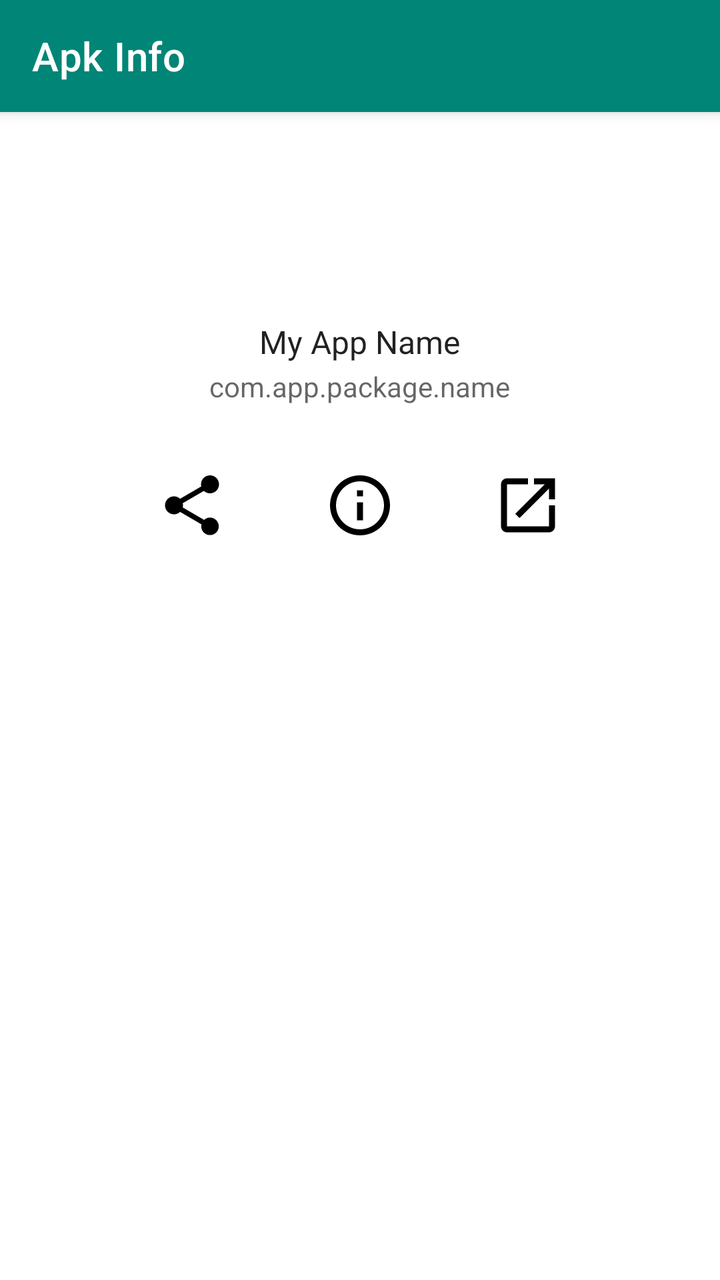
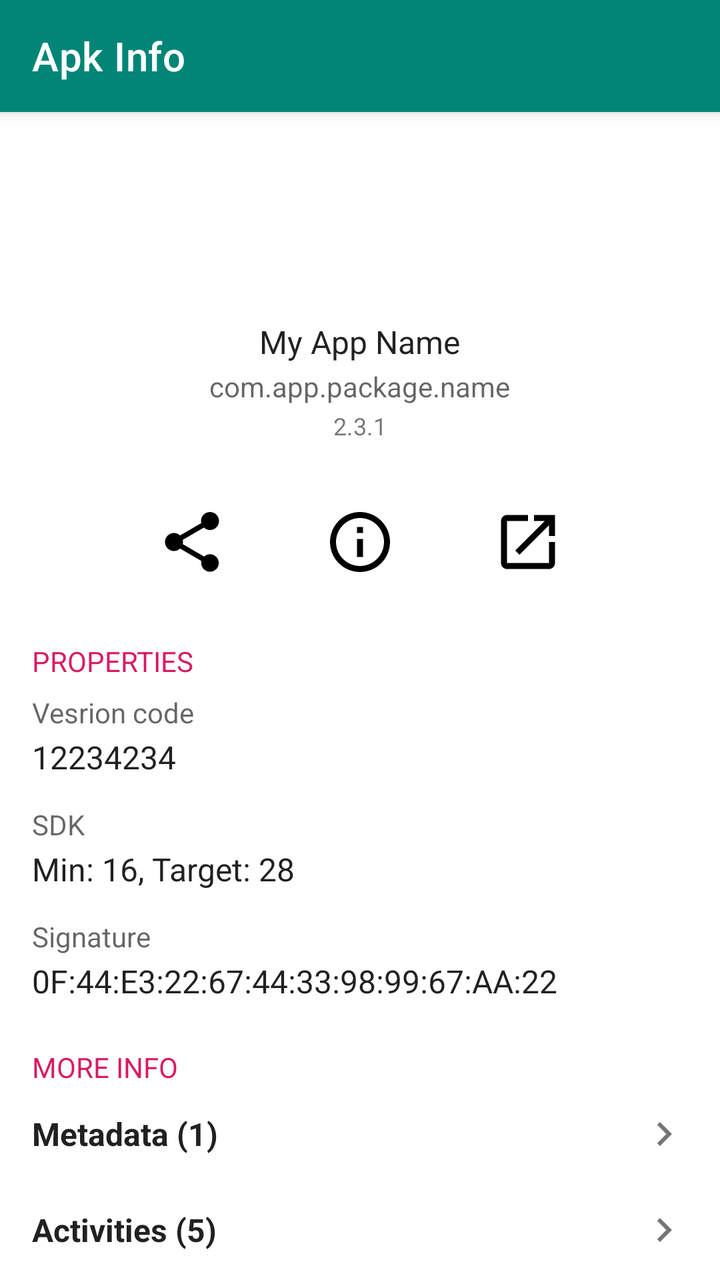

Before-and-after screenshots of an Android layout around one commit, followed by the original layout XML and the change that was made.
<!-- AndroidManifest.xml: application theme AppTheme -->
<!-- res/layout/activity_app_details.xml -->
<?xml version="1.0" encoding="utf-8"?>
<LinearLayout
    xmlns:android="http://schemas.android.com/apk/res/android"
    xmlns:tools="http://schemas.android.com/tools"
    xmlns:app="http://schemas.android.com/apk/res-auto"
    android:layout_width="match_parent"
    android:layout_height="match_parent"
    android:orientation="vertical"
    tools:context=".activities.AppDetailsActivity">

    <include layout="@layout/layout_toolbar" />

    <LinearLayout
        android:layout_width="match_parent"
        android:layout_height="wrap_content"
        android:orientation="vertical"
        android:gravity="center">

        <ImageView
            android:layout_width="96dp"
            android:layout_height="96dp"
            android:scaleType="centerInside"
            app:srcCompat="@mipmap/ic_launcher"/>

        <TextView
            android:layout_width="wrap_content"
            android:layout_height="wrap_content"
            android:textColor="?android:attr/textColorPrimary"
            android:textSize="16sp"
            android:layout_marginTop="8dp"
            android:text="My App Name"/>

        <TextView
            android:layout_width="wrap_content"
            android:layout_height="wrap_content"
            android:textColor="?android:attr/textColorSecondary"
            android:textSize="14sp"
            android:layout_marginTop="2dp"
            android:text="com.app.package.name"/>

    </LinearLayout>

    <LinearLayout
        android:layout_width="match_parent"
        android:layout_height="wrap_content"
        android:orientation="horizontal"
        android:gravity="center"
        android:layout_marginTop="16dp">

        <ImageView
            android:layout_width="wrap_content"
            android:layout_height="wrap_content"
            android:contentDescription="Udostępnij"
            android:padding="16dp"
            android:scaleType="centerInside"
            android:background="?android:attr/selectableItemBackground"
            android:clickable="true"
            android:focusable="true"
            app:srcCompat="@drawable/ic_share_action_24dp"/>

        <ImageView
            android:layout_width="wrap_content"
            android:layout_height="wrap_content"
            android:contentDescription="Info"
            android:padding="16dp"
            android:scaleType="centerInside"
            android:layout_marginStart="16dp"
            android:layout_marginLeft="16dp"
            android:background="?android:attr/selectableItemBackground"
            android:clickable="true"
            android:focusable="true"
            app:srcCompat="@drawable/ic_info_outline_action"/>

        <ImageView
            android:layout_width="wrap_content"
            android:layout_height="wrap_content"
            android:contentDescription="Launch"
            android:padding="16dp"
            android:scaleType="centerInside"
            android:layout_marginStart="16dp"
            android:layout_marginLeft="16dp"
            android:background="?android:attr/selectableItemBackground"
            android:clickable="true"
            android:focusable="true"
            app:srcCompat="@drawable/ic_launch_action"/>

    </LinearLayout>

    <LinearLayout
        android:layout_width="match_parent"
        android:layout_height="wrap_content"
        android:orientation="vertical">

    </LinearLayout>

</LinearLayout>
<!-- res/layout/layout_toolbar.xml (included above) -->
<?xml version="1.0" encoding="utf-8"?>
<com.google.android.material.appbar.MaterialToolbar
    xmlns:android="http://schemas.android.com/apk/res/android"
    xmlns:app="http://schemas.android.com/apk/res-auto"
    style="@style/AppToolbarStyle"
    android:id="@+id/toolbar"
    android:layout_height="?attr/actionBarSize"
    android:layout_width="match_parent"
    app:title="@string/app_name" />
<!-- resources referenced by this layout -->
<resources>
  <!-- drawable ic_info_outline_action (drawable) -->
  <vector xmlns:android="http://schemas.android.com/apk/res/android"
          android:width="36dp"
          android:height="36dp"
          android:viewportWidth="24.0"
          android:viewportHeight="24.0">
      <path
          android:fillColor="#FF000000"
          android:pathData="M11,17h2v-6h-2v6zM12,2C6.48,2 2,6.48 2,12s4.48,10 10,10 10,-4.48 10,-10S17.52,2 12,2zM12,20c-4.41,0 -8,-3.59 -8,-8s3.59,-8 8,-8 8,3.59 8,8 -3.59,8 -8,8zM11,9h2L13,7h-2v2z"/>
  </vector>
  <!-- drawable ic_launch_action (drawable) -->
  <vector android:height="36dp" android:viewportHeight="24.0"
      android:viewportWidth="24.0" android:width="36dp" xmlns:android="http://schemas.android.com/apk/res/android">
      <path android:fillColor="#FF000000" android:pathData="M19,19H5V5h7V3H5c-1.11,0 -2,0.9 -2,2v14c0,1.1 0.89,2 2,2h14c1.1,0 2,-0.9 2,-2v-7h-2v7zM14,3v2h3.59l-9.83,9.83 1.41,1.41L19,6.41V10h2V3h-7z"/>
  </vector>
  <!-- drawable ic_share_action_24dp (drawable) -->
  <vector xmlns:android="http://schemas.android.com/apk/res/android"
          android:width="36dp"
          android:height="36dp"
          android:viewportWidth="24.0"
          android:viewportHeight="24.0">
      <path
          android:fillColor="#FF000000"
          android:pathData="M18,16.08c-0.76,0 -1.44,0.3 -1.96,0.77L8.91,12.7c0.05,-0.23 0.09,-0.46 0.09,-0.7s-0.04,-0.47 -0.09,-0.7l7.05,-4.11c0.54,0.5 1.25,0.81 2.04,0.81 1.66,0 3,-1.34 3,-3s-1.34,-3 -3,-3 -3,1.34 -3,3c0,0.24 0.04,0.47 0.09,0.7L8.04,9.81C7.5,9.31 6.79,9 6,9c-1.66,0 -3,1.34 -3,3s1.34,3 3,3c0.79,0 1.5,-0.31 2.04,-0.81l7.12,4.16c-0.05,0.21 -0.08,0.43 -0.08,0.65 0,1.61 1.31,2.92 2.92,2.92 1.61,0 2.92,-1.31 2.92,-2.92s-1.31,-2.92 -2.92,-2.92z"/>
  </vector>
  <!-- mipmap ic_launcher (mipmap-anydpi-v26) -->
  <?xml version="1.0" encoding="utf-8"?>
  <adaptive-icon xmlns:android="http://schemas.android.com/apk/res/android">
      <background android:drawable="@drawable/ic_launcher_background" />
      <foreground android:drawable="@drawable/ic_launcher_foreground" />
  </adaptive-icon>
  <string name="app_name">Apk Info</string>
  <style name="AppToolbarStyle" parent="Widget.MaterialComponents.Toolbar.Primary">
          <item name="materialThemeOverlay">@style/AppToolbarStyle_Toolbar</item>
          <item name="popupTheme">@style/ThemeOverlay.MaterialComponents.Light</item>
      </style>
  <style name="AppTheme" parent="Theme.MaterialComponents.DayNight.NoActionBar">
          
          <item name="colorPrimary">@color/colorPrimary</item>
          <item name="colorPrimaryDark">@color/colorPrimaryDark</item>
          <item name="colorAccent">@color/colorAccent</item>
      </style>
  <style name="AppToolbarStyle_Toolbar" parent="">
          <item name="android:textColorPrimary">@color/white</item>
          <item name="colorOnPrimary">@color/white</item>
      </style>
  <color name="colorPrimary">#008577</color>
  <color name="colorPrimaryDark">#00574B</color>
  <color name="colorAccent">#D81B60</color>
  <color name="white">#FFFFFFFF</color>
  <!-- unchanged entries left out for length: 2 -->
</resources>

<!-- the commit's change to res/layout/activity_app_details.xml (unified diff, before → after) -->
@@ -28,6 +28,11 @@
             android:textColor="?android:attr/textColorPrimary"
             android:textSize="16sp"
             android:layout_marginTop="8dp"
+            android:layout_marginLeft="16dp"
+            android:layout_marginRight="16dp"
+            android:maxLines="2"
+            android:gravity="center_horizontal"
+            android:ellipsize="end"
             android:text="My App Name"/>
 
         <TextView
@@ -36,7 +41,25 @@
             android:textColor="?android:attr/textColorSecondary"
             android:textSize="14sp"
             android:layout_marginTop="2dp"
+            android:layout_marginLeft="16dp"
+            android:layout_marginRight="16dp"
+            android:maxLines="2"
+            android:gravity="center_horizontal"
+            android:ellipsize="end"
             android:text="com.app.package.name"/>
+
+        <TextView
+            android:layout_width="wrap_content"
+            android:layout_height="wrap_content"
+            android:textColor="?android:attr/textColorTertiary"
+            android:textSize="12sp"
+            android:layout_marginTop="2dp"
+            android:layout_marginLeft="16dp"
+            android:layout_marginRight="16dp"
+            android:maxLines="2"
+            android:gravity="center_horizontal"
+            android:ellipsize="end"
+            android:text="2.3.1"/>
 
     </LinearLayout>
 
@@ -53,7 +76,7 @@
             android:contentDescription="Udostępnij"
             android:padding="16dp"
             android:scaleType="centerInside"
-            android:background="?android:attr/selectableItemBackground"
+            android:background="?attr/selectableItemBackgroundBorderless"
             android:clickable="true"
             android:focusable="true"
             app:srcCompat="@drawable/ic_share_action_24dp"/>
@@ -66,7 +89,7 @@
             android:scaleType="centerInside"
             android:layout_marginStart="16dp"
             android:layout_marginLeft="16dp"
-            android:background="?android:attr/selectableItemBackground"
+            android:background="?attr/selectableItemBackgroundBorderless"
             android:clickable="true"
             android:focusable="true"
             app:srcCompat="@drawable/ic_info_outline_action"/>
@@ -79,7 +102,7 @@
             android:scaleType="centerInside"
             android:layout_marginStart="16dp"
             android:layout_marginLeft="16dp"
-            android:background="?android:attr/selectableItemBackground"
+            android:background="?attr/selectableItemBackgroundBorderless"
             android:clickable="true"
             android:focusable="true"
             app:srcCompat="@drawable/ic_launch_action"/>
@@ -89,7 +112,151 @@
     <LinearLayout
         android:layout_width="match_parent"
         android:layout_height="wrap_content"
-        android:orientation="vertical">
+        android:orientation="vertical"
+        android:layout_marginTop="16dp"
+        android:layout_marginLeft="16dp"
+        android:layout_marginRight="16dp">
+
+        <TextView
+            android:layout_width="wrap_content"
+            android:layout_height="wrap_content"
+            android:text="Properties"
+            android:textColor="?attr/colorAccent"
+            android:textSize="14sp"
+            android:textAllCaps="true"/>
+
+        <LinearLayout
+            android:layout_width="match_parent"
+            android:layout_height="56dp"
+            android:orientation="vertical"
+            android:gravity="center_vertical">
+
+            <TextView
+                android:layout_width="wrap_content"
+                android:layout_height="wrap_content"
+                android:text="Vesrion code"
+                android:textColor="?android:attr/textColorSecondary"
+                android:textSize="14sp"/>
+
+            <TextView
+                android:layout_width="wrap_content"
+                android:layout_height="wrap_content"
+                android:text="12234234"
+                android:textColor="?android:attr/textColorPrimary"
+                android:textSize="16sp"
+                android:layout_marginTop="2dp"/>
+
+        </LinearLayout>
+
+        <LinearLayout
+            android:layout_width="match_parent"
+            android:layout_height="56dp"
+            android:orientation="vertical"
+            android:gravity="center_vertical">
+
+            <TextView
+                android:layout_width="wrap_content"
+                android:layout_height="wrap_content"
+                android:text="SDK"
+                android:textColor="?android:attr/textColorSecondary"
+                android:textSize="14sp"/>
+
+            <TextView
+                android:layout_width="wrap_content"
+                android:layout_height="wrap_content"
+                android:text="Min: 16, Target: 28"
+                android:textColor="?android:attr/textColorPrimary"
+                android:textSize="16sp"
+                android:layout_marginTop="2dp"/>
+
+        </LinearLayout>
+
+        <LinearLayout
+            android:layout_width="match_parent"
+            android:layout_height="56dp"
+            android:orientation="vertical"
+            android:gravity="center_vertical">
+
+            <TextView
+                android:layout_width="wrap_content"
+                android:layout_height="wrap_content"
+                android:text="Signature"
+                android:textColor="?android:attr/textColorSecondary"
+                android:textSize="14sp"/>
+
+            <TextView
+                android:layout_width="wrap_content"
+                android:layout_height="wrap_content"
+                android:text="0F:44:E3:22:67:44:33:98:99:67:AA:22"
+                android:textColor="?android:attr/textColorPrimary"
+                android:textSize="16sp"
+                android:layout_marginTop="2dp"/>
+
+        </LinearLayout>
+
+        <TextView
+            android:layout_width="wrap_content"
+            android:layout_height="wrap_content"
+            android:text="More info"
+            android:textColor="?attr/colorAccent"
+            android:textSize="14sp"
+            android:textAllCaps="true"
+            android:layout_marginTop="16dp"/>
+
+        <TextView
+            android:layout_width="match_parent"
+            android:layout_height="48dp"
+            android:text="Metadata (1)"
+            android:textColor="?android:attr/textColorPrimary"
+            android:textSize="16sp"
+            android:gravity="center_vertical"
+            android:drawableEnd="@drawable/ic_chevron_right"
+            android:drawableRight="@drawable/ic_chevron_right"
+            android:textStyle="bold"/>
+
+        <TextView
+            android:layout_width="match_parent"
+            android:layout_height="48dp"
+            android:text="Activities (5)"
+            android:textColor="?android:attr/textColorPrimary"
+            android:textSize="16sp"
+            android:gravity="center_vertical"
+            android:drawableEnd="@drawable/ic_chevron_right"
+            android:drawableRight="@drawable/ic_chevron_right"
+            android:textStyle="bold"/>
+
+        <TextView
+            android:layout_width="match_parent"
+            android:layout_height="48dp"
+            android:text="Services (2)"
+            android:textColor="?android:attr/textColorPrimary"
+            android:textSize="16sp"
+            android:gravity="center_vertical"
+            android:drawableEnd="@drawable/ic_chevron_right"
+            android:drawableRight="@drawable/ic_chevron_right"
+            android:textStyle="bold"/>
+
+        <TextView
+            android:layout_width="match_parent"
+            android:layout_height="48dp"
+            android:text="Content Providers (3)"
+            android:textColor="?android:attr/textColorPrimary"
+            android:textSize="16sp"
+            android:gravity="center_vertical"
+            android:drawableEnd="@drawable/ic_chevron_right"
+            android:drawableRight="@drawable/ic_chevron_right"
+            android:textStyle="bold"/>
+
+        <TextView
+            android:layout_width="match_parent"
+            android:layout_height="48dp"
+            android:text="Receivers (7)"
+            android:textColor="?android:attr/textColorPrimary"
+            android:textSize="16sp"
+            android:gravity="center_vertical"
+            android:drawableEnd="@drawable/ic_chevron_right"
+            android:drawableRight="@drawable/ic_chevron_right"
+            android:textStyle="bold"/>
 
     </LinearLayout>
 
<!-- resource entries referenced after the edit -->
@@ -1,5 +1,11 @@
 <!-- resources referenced by this layout -->
 <resources>
+  <!-- drawable ic_chevron_right (drawable) -->
+  <vector android:height="24dp" android:tint="#757575"
+      android:viewportHeight="24.0" android:viewportWidth="24.0"
+      android:width="24dp" xmlns:android="http://schemas.android.com/apk/res/android">
+      <path android:fillColor="#FF000000" android:pathData="M10,6L8.59,7.41 13.17,12l-4.58,4.59L10,18l6,-6z"/>
+  </vector>
   <!-- drawable ic_info_outline_action (drawable) -->
   <vector xmlns:android="http://schemas.android.com/apk/res/android"
           android:width="36dp"
